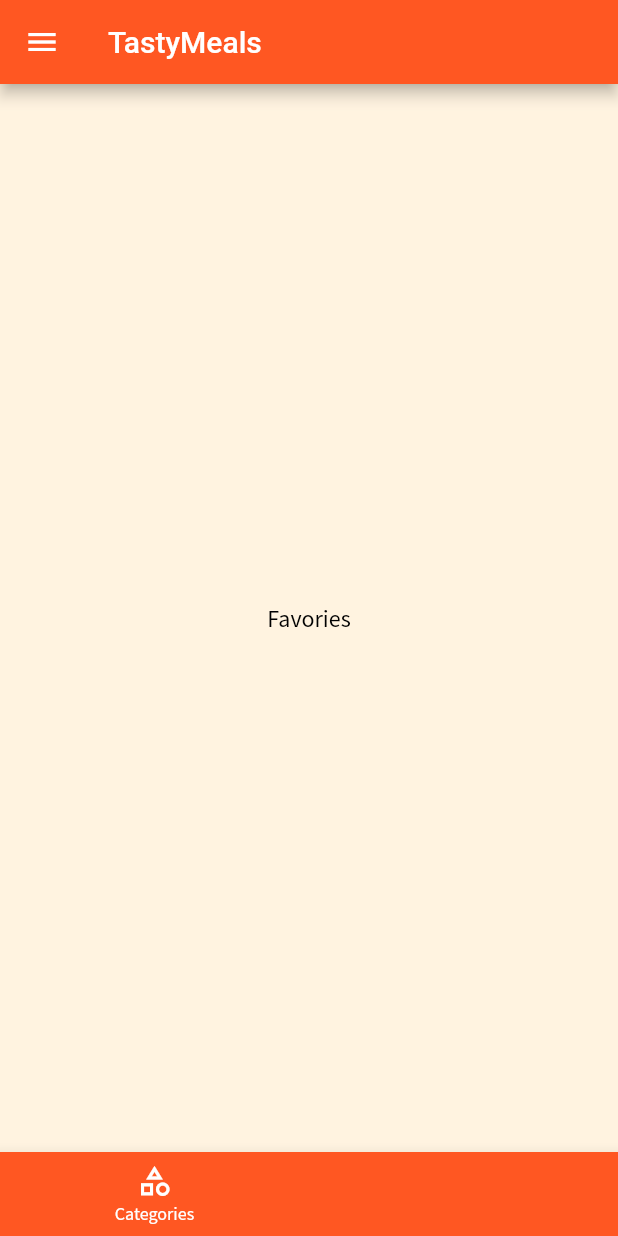
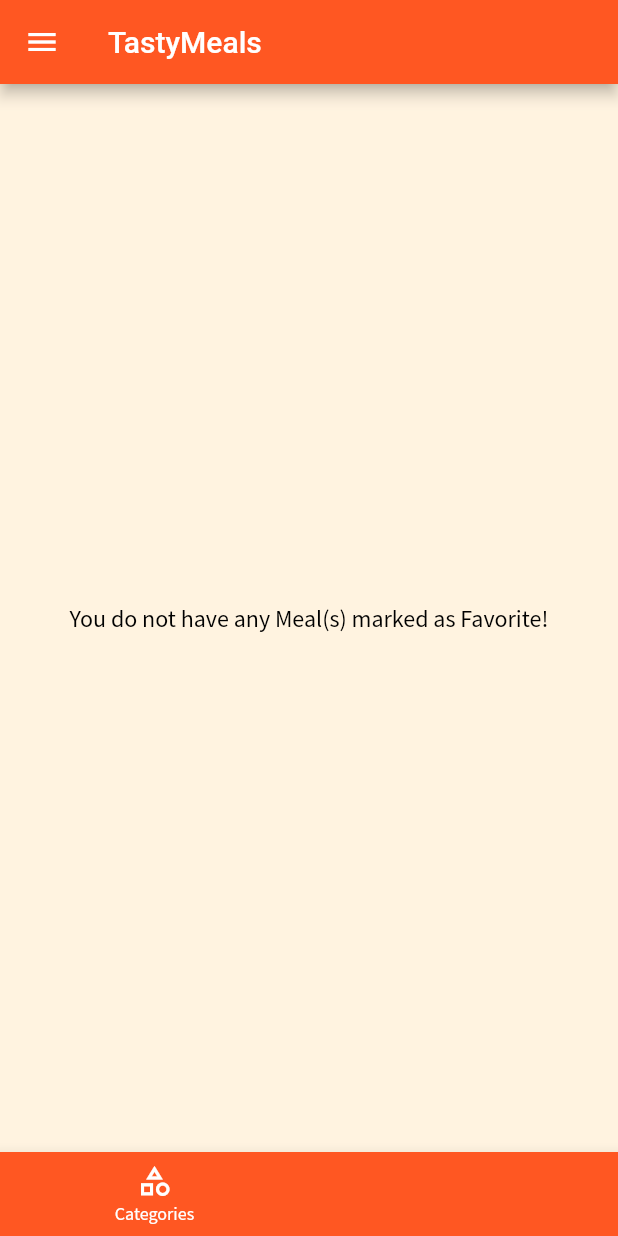
Before and after one commit to ANSH4195/tasty-meals, a Flutter app: the screen it shows after launch, item 2 of the bottom bar chosen, on a phone screen of 412 x 824 dp. Run offline on Flutter 3.47's test engine with Material 2 defaults, Android fonts, the phone set to English and light mode, and no system bars.

Commit message:
Favorite Functionality & Finalization

```diff
--- a/lib/main.dart
+++ b/lib/main.dart
@@ -27,6 +27,7 @@ class _MyAppState extends State<MyApp> {
   };
 
   List<Meal> _availableMeals = dummyMeals;
+  List<Meal> _favoriteMeals = [];
 
   void _setFilters(Map<String, bool> filterData) {
     setState(() {
@@ -47,6 +48,24 @@ class _MyAppState extends State<MyApp> {
         return true;
       }).toList();
     });
+  }
+
+  void _toggleFavorites(String mealId) {
+    final exists = _favoriteMeals.indexWhere((meal) => meal.id == mealId);
+    if (exists >= 0) {
+      setState(() {
+        _favoriteMeals.removeAt(exists);
+      });
+    } else {
+      setState(() {
+        _favoriteMeals
+            .add(dummyMeals.firstWhere((element) => element.id == mealId));
+      });
+    }
+  }
+
+  bool _isFavorite(String mealId) {
+    return _favoriteMeals.any((element) => element.id == mealId);
   }
 
   @override
@@ -121,10 +140,13 @@ class _MyAppState extends State<MyApp> {
             ),
       ),
       themeMode: ThemeMode.light,
-      home: const TabsScreen(),
+      home: TabsScreen(_favoriteMeals, _toggleFavorites),
       routes: {
         MealScreen.routeName: (ctx) => MealScreen(_availableMeals),
-        MealDetailsScreen.routeName: (ctx) => const MealDetailsScreen(),
+        MealDetailsScreen.routeName: (ctx) => MealDetailsScreen(
+              _toggleFavorites,
+              _isFavorite,
+            ),
         FiltersScreen.routeName: (ctx) => FiltersScreen(_filters, _setFilters),
       },
     );
--- a/lib/widgets/bottomTabs/tabs_screen.dart
+++ b/lib/widgets/bottomTabs/tabs_screen.dart
@@ -1,23 +1,32 @@
 import 'package:flutter/material.dart';
 
+import '../../models/meal.dart';
 import '../drawer/side_drawer.dart';
 import '../favorites/favories_screen.dart';
 import '../categories/category_screen.dart';
 
 class TabsScreen extends StatefulWidget {
-  const TabsScreen({Key? key}) : super(key: key);
+  final List<Meal> favoriteMeals;
+  final void Function(String) toggleFavorite;
+  const TabsScreen(this.favoriteMeals, this.toggleFavorite, {Key? key})
+      : super(key: key);
 
   @override
   _TabsScreenState createState() => _TabsScreenState();
 }
 
 class _TabsScreenState extends State<TabsScreen> {
-  final List<Widget> _pages = [
-    const CategoryScreen(),
-    const FavoritesScreen(),
-  ];
+  late List<Widget> _pages;
+  int _selectedPage = 0;
 
-  int _selectedPage = 0;
+  @override
+  void initState() {
+    _pages = [
+      const CategoryScreen(),
+      FavoritesScreen(widget.favoriteMeals, widget.toggleFavorite),
+    ];
+    super.initState();
+  }
 
   void _onTabChange(int idx) {
     setState(() {
--- a/lib/widgets/favorites/favories_screen.dart
+++ b/lib/widgets/favorites/favories_screen.dart
@@ -1,12 +1,34 @@
 import 'package:flutter/material.dart';
 
+import '../../models/meal.dart';
+import '../meals/meal_item.dart';
+
 class FavoritesScreen extends StatelessWidget {
-  const FavoritesScreen({Key? key}) : super(key: key);
+  final List<Meal> favoriteMeals;
+  final void Function(String) toggleFavorite;
+  const FavoritesScreen(this.favoriteMeals, this.toggleFavorite, {Key? key})
+      : super(key: key);
 
   @override
   Widget build(BuildContext context) {
-    return const Center(
-      child: Text('Favories'),
-    );
+    if (favoriteMeals.isEmpty) {
+      return const Center(
+        child: Text('You do not have any Meal(s) marked as Favorite!'),
+      );
+    } else {
+      return ListView.builder(
+        itemBuilder: (ctx, idx) {
+          return MealItem(
+            id: favoriteMeals[idx].id,
+            title: favoriteMeals[idx].title,
+            imageUrl: favoriteMeals[idx].imageUrl,
+            duration: favoriteMeals[idx].duration,
+            complexity: favoriteMeals[idx].complexity,
+            affordability: favoriteMeals[idx].affordability,
+          );
+        },
+        itemCount: favoriteMeals.length,
+      );
+    }
   }
 }
```
Also changed, not shown: lib/widgets/mealDetails/details_screen.dart (+10 -1 lines).
